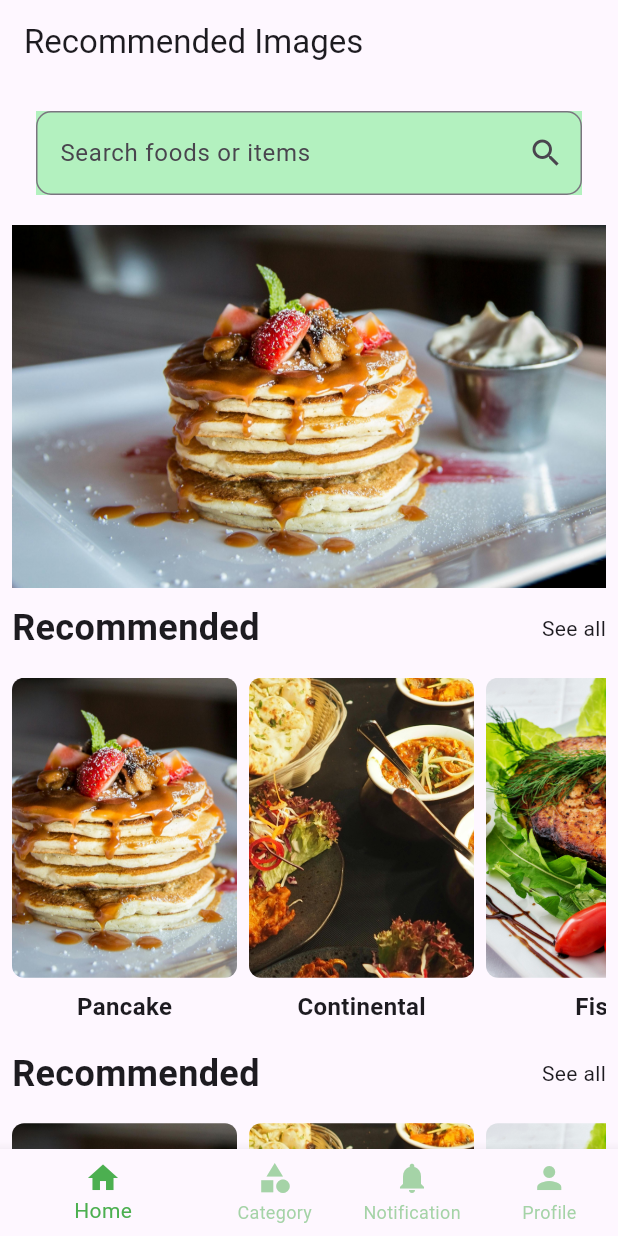
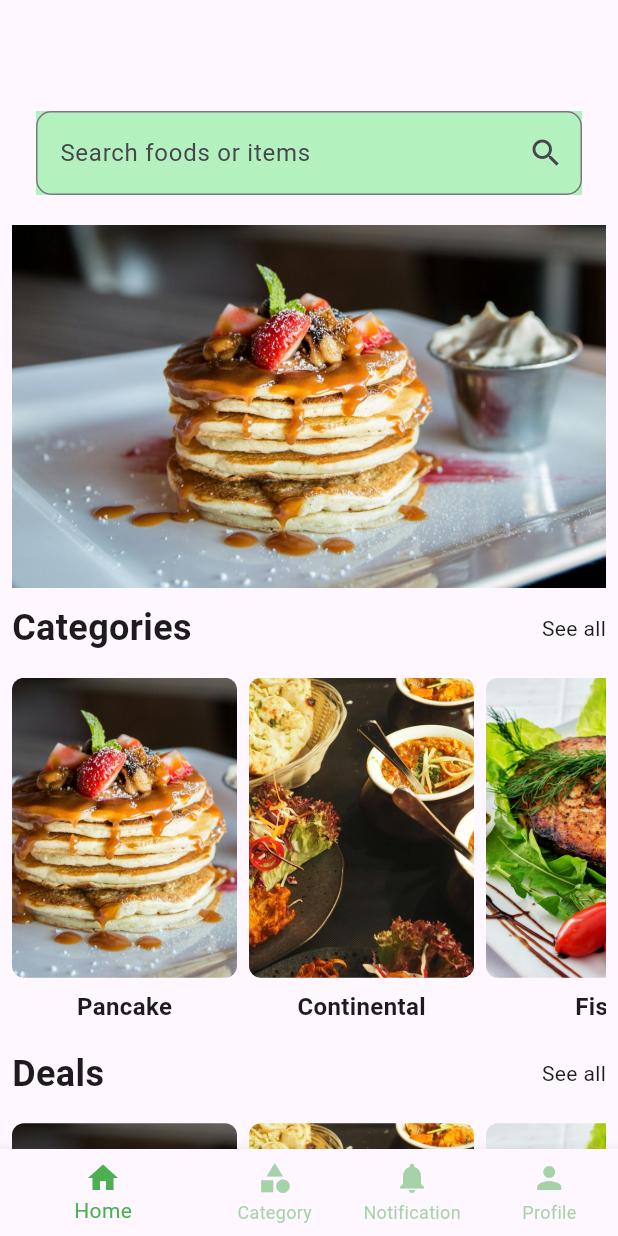
Before and after one commit to sujit471/figma_food_demo, a Flutter app: the screen it shows after launch, on a phone screen of 412 x 824 dp. Run offline on Flutter 3.47's test engine with Material 3 defaults, Android fonts, the phone set to English and light mode, and no system bars.

Commit message:
Update homescreen.dart

```diff
--- a/lib/Screens/homescreen.dart
+++ b/lib/Screens/homescreen.dart
@@ -23,7 +23,7 @@ class _HomeScreenState extends State<HomeScreen> {
       _selectedIndex = index;
     });
 
-    // Navigate to the new page based on the selected index
+
     if (index == 1) {
       Navigator.push(
         context,
@@ -40,7 +40,7 @@ class _HomeScreenState extends State<HomeScreen> {
   @override
   Widget build(BuildContext context) {
     return Scaffold(
-      appBar: AppBar(title: Text('Recommended Images')),
+      appBar: AppBar(),
       body: SingleChildScrollView(
         child: Padding(
           padding: const EdgeInsets.all(8.0),
@@ -75,7 +75,7 @@ class _HomeScreenState extends State<HomeScreen> {
                 mainAxisAlignment: MainAxisAlignment.spaceBetween,
                 children: [
                   Text(
-                    'Recommended',
+                    'Categories',
                     style: TextStyle(fontSize: 24, fontWeight: FontWeight.bold),
                   ),
                   Text("See all"),
@@ -102,7 +102,7 @@ class _HomeScreenState extends State<HomeScreen> {
                 mainAxisAlignment: MainAxisAlignment.spaceBetween,
                 children: [
                   Text(
-                    'Recommended',
+                    'Deals',
                     style: TextStyle(fontSize: 24, fontWeight: FontWeight.bold),
                   ),
                   Text("See all"),
@@ -136,6 +136,7 @@ class _HomeScreenState extends State<HomeScreen> {
                 ],
               ),
               SizedBox(height: 16),
+              // Wrap GridView.builder in an Expanded widget
               GridView.builder(
                 shrinkWrap: true,
                 physics: const NeverScrollableScrollPhysics(),
@@ -150,6 +151,8 @@ class _HomeScreenState extends State<HomeScreen> {
                   return Padding(
                     padding: const EdgeInsets.all(8.0),
                     child: ImageCard(
+                      imageHeight: 120,
+                      imageWidth: 200,
                       imagePath: images[index % images.length], // Use modulo to loop images
                       name: deals[index],
                       price: 'Rs250',
```
